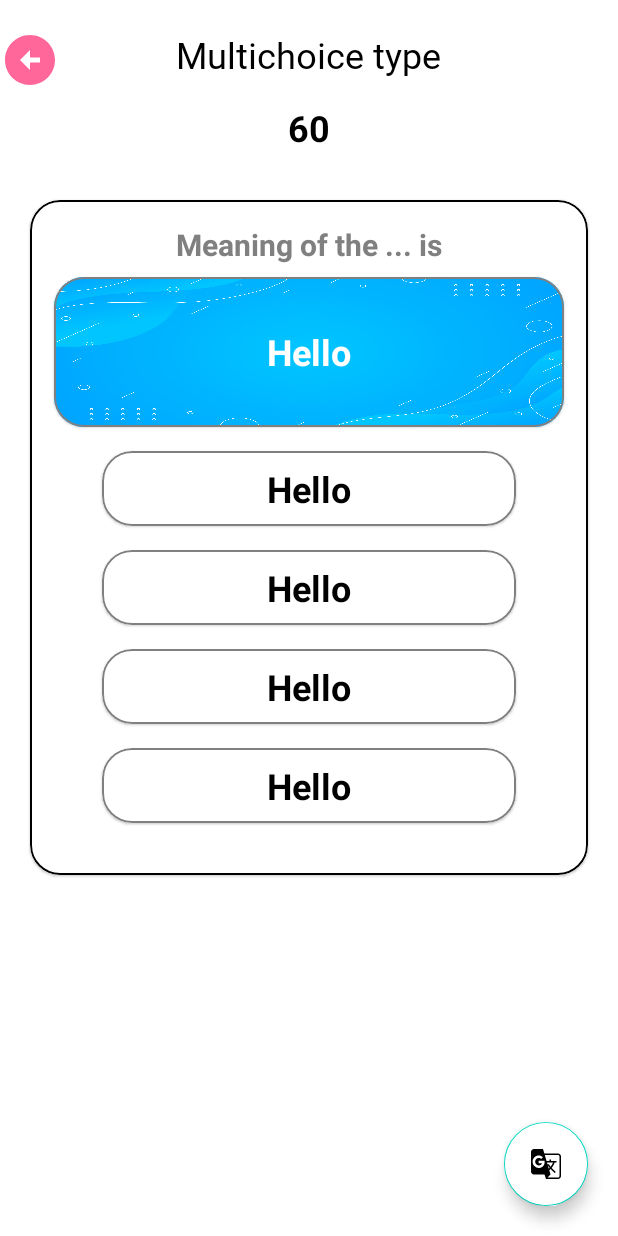
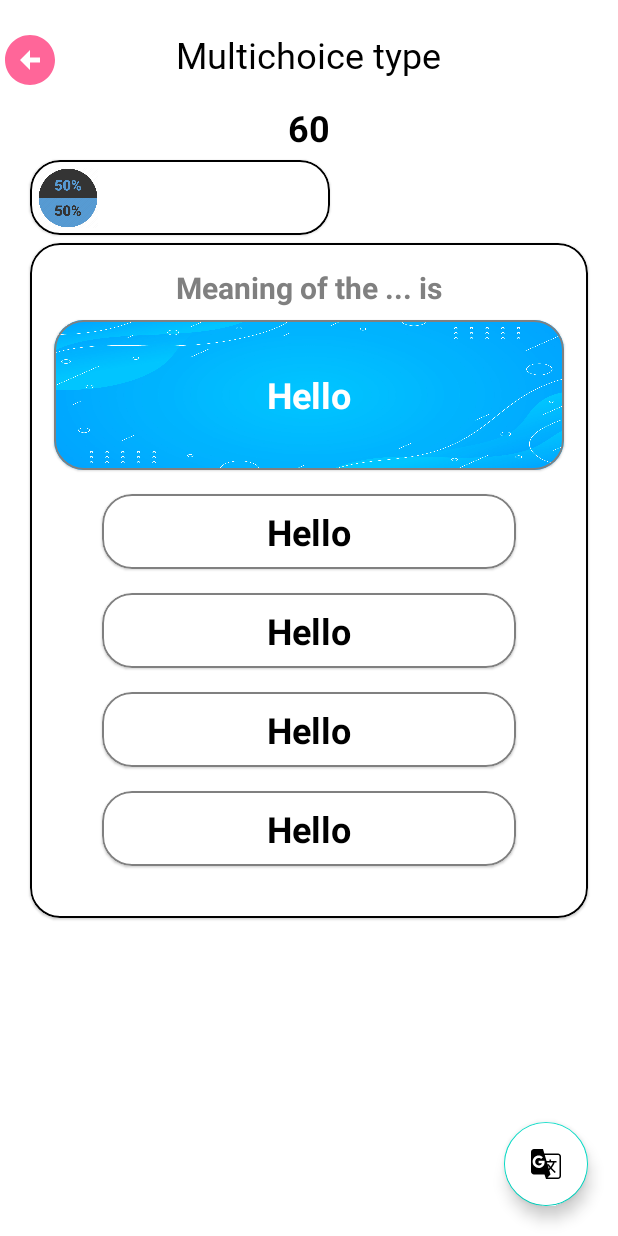
Before and after one commit to trung1999hy/AppEnglish, an Android app: the fragment PlayQuizFragment placed in its activity, on a phone screen of 412 x 824 dp. Run offline under Robolectric (Android 15) with nearby library versions, the phone set to English and light mode, and no system bars; our stand-ins replace AdMob, Firebase (no records; nobody signed in at launch, a user with empty details on screens opened directly); pictures from the network do not load; 1 statement that could not run was skipped.

Commit message:
update support 50/50

```diff
--- a/app/src/main/AndroidManifest.xml
+++ b/app/src/main/AndroidManifest.xml
@@ -2,6 +2,7 @@
 <manifest xmlns:android="http://schemas.android.com/apk/res/android"
     xmlns:tools="http://schemas.android.com/tools">
     <uses-permission android:name="android.permission.INTERNET"/>
+    <uses-permission android:name="android.permission.POST_NOTIFICATIONS" />
     <uses-permission android:name="android.permission.READ_EXTERNAL_STORAGE" />
     <uses-permission android:name="android.permission.WRITE_EXTERNAL_STORAGE" />
     <uses-permission android:name="android.permission.FOREGROUND_SERVICE"/>
--- a/app/src/main/java/com/example/englishttcm/base/BaseFragment.kt
+++ b/app/src/main/java/com/example/englishttcm/base/BaseFragment.kt
@@ -51,4 +51,5 @@ abstract class BaseFragment<VB: ViewBinding>: Fragment(){
         var fab = activity?.findViewById<FloatingActionButton>(R.id.fabTranslate)
         fab!!.visibility = View.VISIBLE
     }
+
 }
--- a/app/src/main/java/com/example/englishttcm/learnzone/vocabulary/adapter/VocabularyTopicAdapter.kt
+++ b/app/src/main/java/com/example/englishttcm/learnzone/vocabulary/adapter/VocabularyTopicAdapter.kt
@@ -9,7 +9,6 @@ import com.bumptech.glide.Glide
 import com.example.englishttcm.OnItemClickListener
 import com.example.englishttcm.databinding.ItemVocabularyTopicBinding
 import com.example.englishttcm.learnzone.vocabulary.model.VocabularyTopic
-import kotlin.collections.ArrayList
 
 class VocabularyTopicAdapter(
     private var listVocabTopic: ArrayList<VocabularyTopic>,
@@ -23,6 +22,7 @@ class VocabularyTopicAdapter(
             Glide.with(itemView.context).load(vocabTopic.image).into(binding.imgTopic)
 
         }
+
         init {
             binding.rlTopic.setOnClickListener {
                 itemClick.onItemClick(listVocabTopic[adapterPosition])
--- a/app/src/main/res/layout/fragment_play_multi_choice.xml
+++ b/app/src/main/res/layout/fragment_play_multi_choice.xml
@@ -12,6 +12,27 @@
         android:layout_marginTop="20dp"
         android:src="@drawable/ic_back_circle"
         app:tint="@color/pink" />
+
+    <com.google.android.material.card.MaterialCardView
+        android:id="@+id/cv_support"
+        android:layout_width="200dp"
+        android:layout_height="50dp"
+        android:layout_below="@id/timer"
+        app:strokeColor="@color/black"
+        app:strokeWidth="1dp"
+        app:cardCornerRadius="20dp"
+        android:layout_marginHorizontal="20dp"
+        android:layout_marginTop="5dp">
+
+    <ImageView
+        android:id="@+id/iv_fiftyfifty"
+        android:layout_width="40dp"
+        android:layout_height="40dp"
+        android:layout_marginTop="5dp"
+        android:layout_marginLeft="5dp"
+        android:layout_below="@id/timer"
+        android:src="@drawable/ic_fiftyfifty"/>
+    </com.google.android.material.card.MaterialCardView>
 
     <TextView
         android:id="@+id/tv_mul_type"
@@ -37,14 +58,15 @@
         android:id="@+id/timer"/>
 
     <com.google.android.material.card.MaterialCardView
+        android:id="@+id/cv_card"
         android:layout_width="match_parent"
         android:layout_height="450dp"
-        android:layout_below="@id/timer"
+        android:layout_below="@id/cv_support"
         app:strokeColor="@color/black"
         app:strokeWidth="1dp"
         app:cardCornerRadius="20dp"
         android:layout_marginHorizontal="20dp"
-        android:layout_marginTop="32dp">
+        android:layout_marginTop="5dp">
 
 
         <RelativeLayout
```
Also changed, not shown: app/src/main/java/com/example/englishttcm/playzone/repository/QuizRepository.kt (+32 -1 lines), app/src/main/java/com/example/englishttcm/playzone/view/fragment/PlayQuizFragment.kt (+42 -4 lines), app/src/main/java/com/example/englishttcm/playzone/viewmodel/QuizViewModel.kt (+7 -2 lines), app/src/main/res/drawable/ic_fiftyfifty.png (added).
